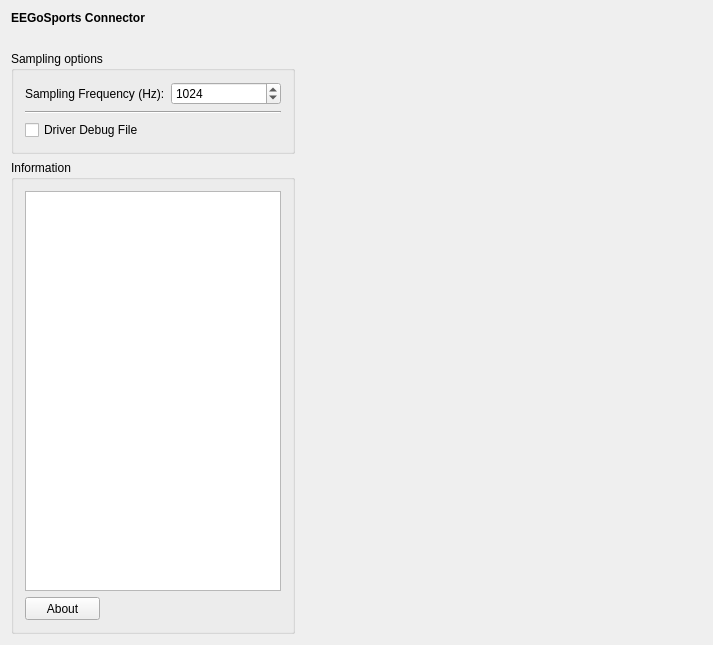
Old version of the form applications/mne_x/plugins/eegosports/FormFiles/eegosportssetup.ui in the repository mne-tools/mne-cpp.
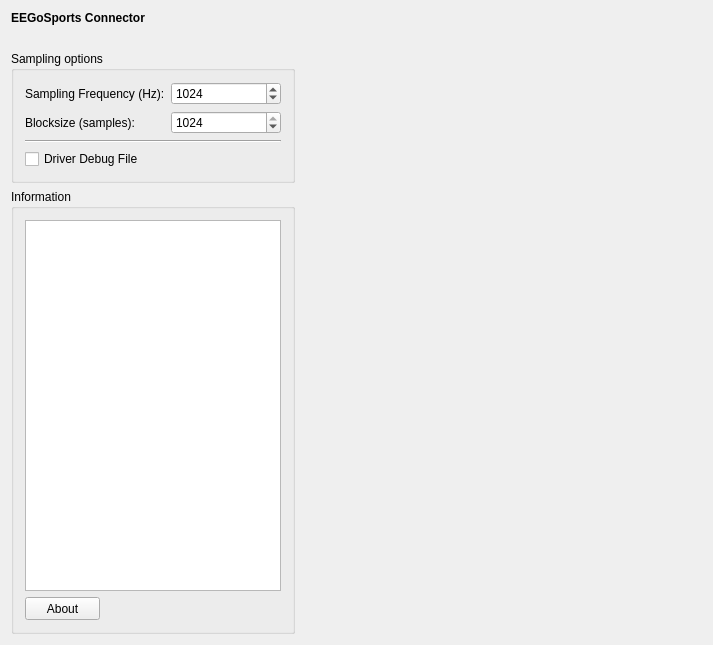
New version of the form.

Commit message: [MX-98] Implement block size feature in eegosports plugin.

Patch:
```diff
--- a/applications/mne_x/plugins/eegosports/FormFiles/eegosportssetup.ui
+++ b/applications/mne_x/plugins/eegosports/FormFiles/eegosportssetup.ui
@@ -170,7 +170,7 @@
           </property>
          </widget>
         </item>
-        <item row="1" column="0" colspan="2">
+        <item row="2" column="0" colspan="2">
          <widget class="Line" name="line_2">
           <property name="minimumSize">
            <size>
@@ -183,13 +183,33 @@
           </property>
          </widget>
         </item>
-        <item row="2" column="0">
+        <item row="3" column="0">
          <widget class="QCheckBox" name="m_checkBox_WriteDriverDebugToFile">
           <property name="text">
            <string>Driver Debug File</string>
           </property>
          </widget>
         </item>
+        <item row="1" column="0">
+         <widget class="QLabel" name="label">
+          <property name="text">
+           <string>Blocksize (samples):</string>
+          </property>
+         </widget>
+        </item>
+        <item row="1" column="1">
+         <widget class="QSpinBox" name="m_spinBox_BlockSize">
+          <property name="minimum">
+           <number>100</number>
+          </property>
+          <property name="maximum">
+           <number>1024</number>
+          </property>
+          <property name="value">
+           <number>1024</number>
+          </property>
+         </widget>
+        </item>
        </layout>
       </widget>
      </item>
```
The commit also changes 7 other files.
